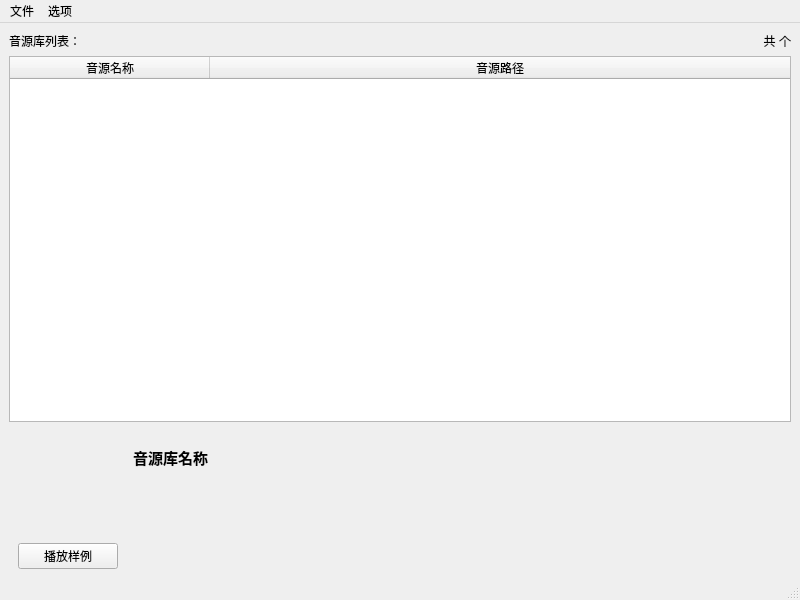
shine5402/VoicebankManager, file VoiceBankUtils/voicebankmanagerwindow.ui: the form before one commit.
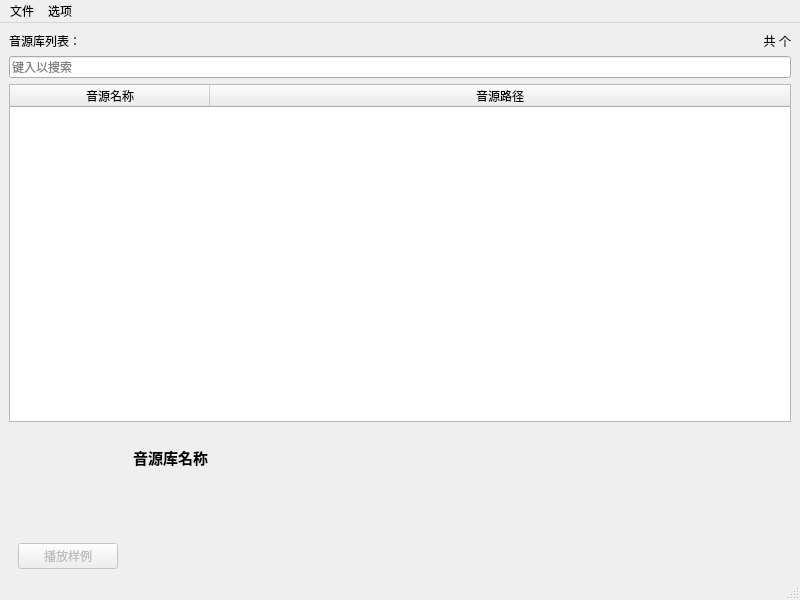
The form after the commit.

Commit message: 新增搜索框 监视文件夹会自动保存与加载 对Pixmap读取的异常进行简单处理 新增qt语言文件

```diff
--- a/VoiceBankUtils/voicebankmanagerwindow.ui
+++ b/VoiceBankUtils/voicebankmanagerwindow.ui
@@ -16,6 +16,41 @@
   <widget class="QWidget" name="centralwidget">
    <layout class="QGridLayout" name="gridLayout_2" rowstretch="0,0,0">
     <item row="2" column="0" colspan="2">
+     <widget class="QTableWidget" name="voiceBanksTableWidget">
+      <property name="contextMenuPolicy">
+       <enum>Qt::CustomContextMenu</enum>
+      </property>
+      <property name="editTriggers">
+       <set>QAbstractItemView::NoEditTriggers</set>
+      </property>
+      <property name="selectionMode">
+       <enum>QAbstractItemView::SingleSelection</enum>
+      </property>
+      <property name="selectionBehavior">
+       <enum>QAbstractItemView::SelectRows</enum>
+      </property>
+      <attribute name="horizontalHeaderDefaultSectionSize">
+       <number>200</number>
+      </attribute>
+      <attribute name="horizontalHeaderHighlightSections">
+       <bool>false</bool>
+      </attribute>
+      <attribute name="horizontalHeaderStretchLastSection">
+       <bool>true</bool>
+      </attribute>
+      <column>
+       <property name="text">
+        <string>音源名称</string>
+       </property>
+      </column>
+      <column>
+       <property name="text">
+        <string>音源路径</string>
+       </property>
+      </column>
+     </widget>
+    </item>
+    <item row="3" column="0" colspan="2">
      <widget class="QWidget" name="voiceBankBriefInfomationWidget" native="true">
       <layout class="QGridLayout" name="gridLayout">
        <property name="bottomMargin">
@@ -114,6 +149,9 @@
           </item>
           <item>
            <widget class="QPushButton" name="playSamplebutton">
+            <property name="enabled">
+             <bool>false</bool>
+            </property>
             <property name="text">
              <string>播放样例</string>
             </property>
@@ -143,38 +181,13 @@
      </widget>
     </item>
     <item row="1" column="0" colspan="2">
-     <widget class="QTableWidget" name="voiceBanksTableWidget">
-      <property name="contextMenuPolicy">
-       <enum>Qt::CustomContextMenu</enum>
+     <widget class="QLineEdit" name="searchLineEdit">
+      <property name="placeholderText">
+       <string>键入以搜索</string>
       </property>
-      <property name="editTriggers">
-       <set>QAbstractItemView::NoEditTriggers</set>
-      </property>
-      <property name="selectionMode">
-       <enum>QAbstractItemView::SingleSelection</enum>
-      </property>
-      <property name="selectionBehavior">
-       <enum>QAbstractItemView::SelectRows</enum>
-      </property>
-      <attribute name="horizontalHeaderDefaultSectionSize">
-       <number>200</number>
-      </attribute>
-      <attribute name="horizontalHeaderHighlightSections">
-       <bool>false</bool>
-      </attribute>
-      <attribute name="horizontalHeaderStretchLastSection">
+      <property name="clearButtonEnabled">
        <bool>true</bool>
-      </attribute>
-      <column>
-       <property name="text">
-        <string>音源名称</string>
-       </property>
-      </column>
-      <column>
-       <property name="text">
-        <string>音源路径</string>
-       </property>
-      </column>
+      </property>
      </widget>
     </item>
    </layout>
```
Left out of the diff: 42 changed lines with no effect on the pictures. The commit also changes 8 other files.
